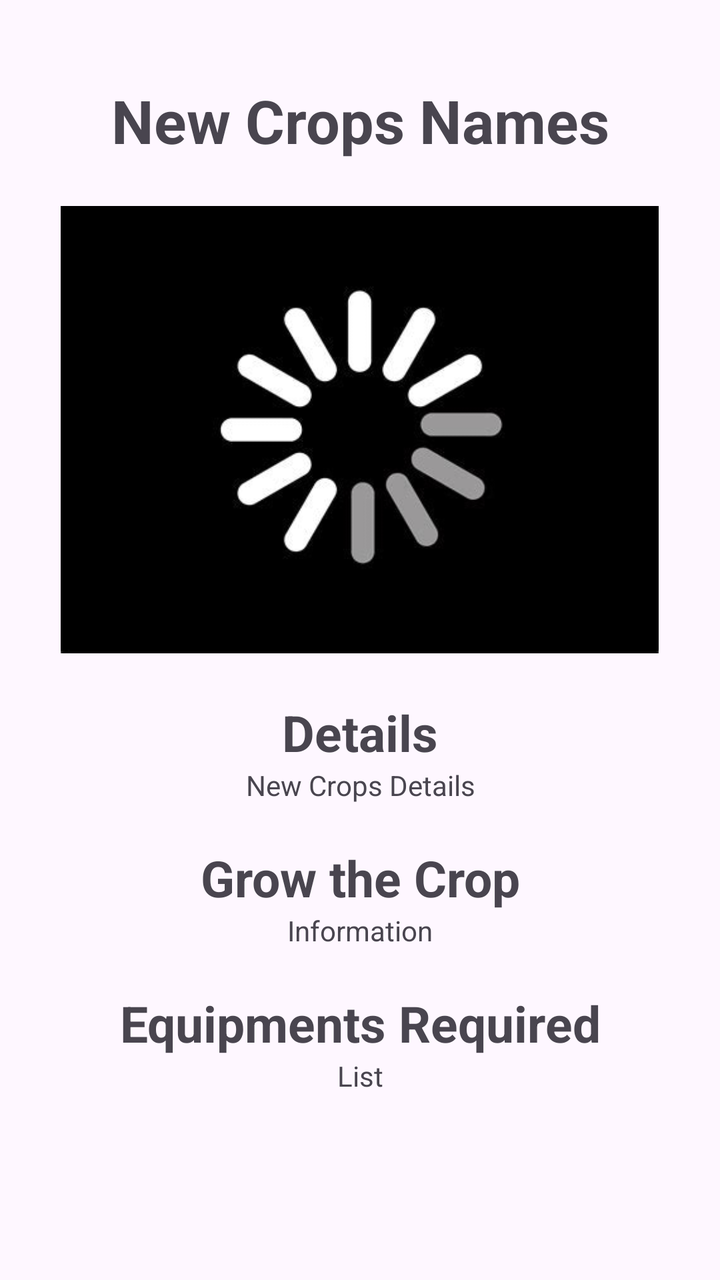
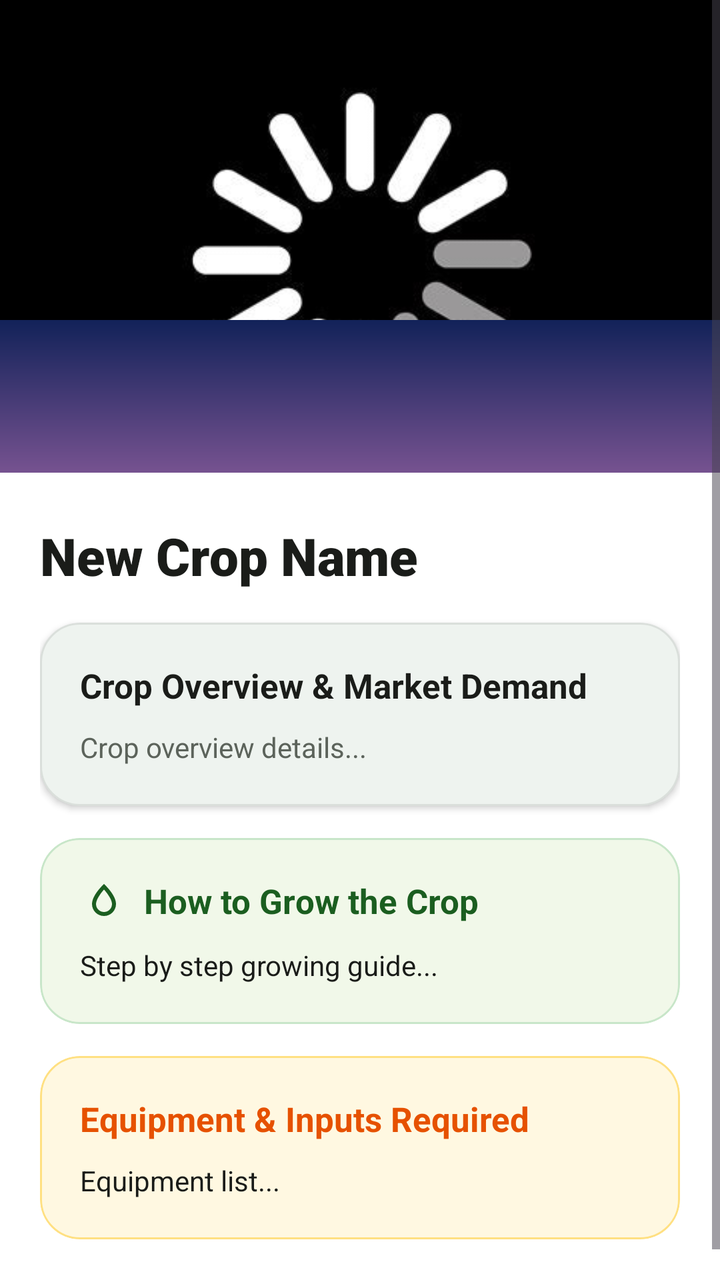

Two renders of the same Android screen: before a commit and after it. Below are the layout's source before the change and the commit's diff.
<!-- AndroidManifest.xml: application theme Theme.AGRICONNECT -->
<!-- res/layout/fragment_new__crops__discriptions.xml -->
<layout xmlns:tools="http://schemas.android.com/tools"
    xmlns:android="http://schemas.android.com/apk/res/android"
    xmlns:app="http://schemas.android.com/apk/res-auto">
    <ScrollView
        android:id="@+id/scrollView"
        android:layout_width="match_parent"
        android:layout_height="match_parent"
        android:fillViewport="true">

        <LinearLayout
            android:orientation="vertical"
            android:layout_width="match_parent"
            android:layout_height="match_parent">

            <TextView
                android:layout_width="match_parent"
                android:layout_height="wrap_content"
                android:text="New Crops Names"
                android:textAlignment="center"
                android:id="@+id/New_Crops_Name"
                android:textStyle="bold"
                android:layout_marginTop="40dp"
                android:textSize="30dp"/>

            <ImageView
                android:id="@+id/New_Crops_Description_Image"
                android:layout_width="299dp"
                android:layout_height="229dp"
                android:layout_gravity="center"
                android:layout_marginTop="20dp"
                android:src="@drawable/loding" />


            <TextView
                android:layout_width="match_parent"
                android:layout_height="wrap_content"
                android:text="Details"
                android:textAlignment="center"
                android:textStyle="bold"
                android:textSize="25dp"
                android:layout_marginTop="20dp"/>

            <TextView
                android:layout_width="match_parent"
                android:layout_height="wrap_content"
                android:text="New Crops Details"
                android:textAlignment="center"
                android:id="@+id/New_Crops_Details"/>

            <TextView
                android:layout_width="match_parent"
                android:layout_height="wrap_content"
                android:text="Grow the Crop"
                android:textStyle="bold"
                android:textSize="25dp"
                android:textAlignment="center"
                android:layout_marginTop="20dp"/>
            <TextView
                android:layout_width="match_parent"
                android:layout_height="wrap_content"
                android:text="Information"
                android:textAlignment="center"
                android:id="@+id/How_to_grow_the_Crop"/>


            <TextView
                android:layout_width="match_parent"
                android:layout_height="wrap_content"
                android:text="Equipments Required"
                android:textStyle="bold"
                android:textSize="25dp"
                android:textAlignment="center"
                android:layout_marginTop="20dp"/>
            <TextView
                android:layout_width="match_parent"
                android:layout_height="wrap_content"
                android:text="List"
                android:textAlignment="center"
                android:id="@+id/Equiments_Requirement"
                android:layout_marginBottom="25dp"/>


        </LinearLayout>

    </ScrollView>
</layout>
<!-- resources referenced by this layout -->
<resources>
  <style name="Base.Theme.AGRICONNECT" parent="Theme.Material3.DayNight.NoActionBar">
          
           <item name="colorPrimary">#0CCEE7</item>
           <item name="colorPrimaryVariant">#0CCEE7</item>
           <item name="android:statusBarColor">#0CCEE7</item>
      </style>
  <!-- unchanged entries left out for length: 2 -->
</resources>

<!-- the commit's change to res/layout/fragment_new__crops__discriptions.xml (unified diff, before → after) -->
@@ -1,86 +1,188 @@
-<layout xmlns:tools="http://schemas.android.com/tools"
-    xmlns:android="http://schemas.android.com/apk/res/android"
-    xmlns:app="http://schemas.android.com/apk/res-auto">
+<?xml version="1.0" encoding="utf-8"?>
+<layout xmlns:android="http://schemas.android.com/apk/res/android"
+    xmlns:app="http://schemas.android.com/apk/res-auto"
+    xmlns:tools="http://schemas.android.com/tools">
+
     <ScrollView
         android:id="@+id/scrollView"
         android:layout_width="match_parent"
         android:layout_height="match_parent"
+        android:background="?attr/colorSurface"
         android:fillViewport="true">
 
         <LinearLayout
+            android:layout_width="match_parent"
+            android:layout_height="wrap_content"
             android:orientation="vertical"
-            android:layout_width="match_parent"
-            android:layout_height="match_parent">
+            android:paddingBottom="36dp"
+            tools:context=".New_Crop.New_Crops_Discription.New_Crops_Discriptions">
 
-            <TextView
+            
+            <com.google.android.material.card.MaterialCardView
+                android:layout_width="match_parent"
+                android:layout_height="260dp"
+                app:cardCornerRadius="0dp"
+                app:cardElevation="0dp"
+                app:strokeWidth="0dp">
+
+                <ImageView
+                    android:id="@+id/New_Crops_Description_Image"
+                    android:layout_width="match_parent"
+                    android:layout_height="match_parent"
+                    android:scaleType="centerCrop"
+                    android:src="@drawable/loding" />
+
+                <View
+                    android:layout_width="match_parent"
+                    android:layout_height="100dp"
+                    android:layout_gravity="bottom"
+                    android:background="@drawable/gradient_bg" />
+            </com.google.android.material.card.MaterialCardView>
+
+            
+            <LinearLayout
                 android:layout_width="match_parent"
                 android:layout_height="wrap_content"
-                android:text="New Crops Names"
-                android:textAlignment="center"
-                android:id="@+id/New_Crops_Name"
-                android:textStyle="bold"
-                android:layout_marginTop="40dp"
-                android:textSize="30dp"/>
+                android:layout_marginTop="-24dp"
+                android:background="@drawable/bg_header_gradient"
+                android:backgroundTint="?attr/colorSurface"
+                android:orientation="vertical"
+                android:paddingHorizontal="20dp"
+                android:paddingTop="24dp">
 
-            <ImageView
-                android:id="@+id/New_Crops_Description_Image"
-                android:layout_width="299dp"
-                android:layout_height="229dp"
-                android:layout_gravity="center"
-                android:layout_marginTop="20dp"
-                android:src="@drawable/loding" />
+                
+                <TextView
+                    android:id="@+id/New_Crops_Name"
+                    android:layout_width="match_parent"
+                    android:layout_height="wrap_content"
+                    android:fontFamily="sans-serif-black"
+                    android:text="New Crop Name"
+                    android:textColor="@color/agri_text_primary"
+                    android:textSize="26sp"
+                    android:textStyle="bold" />
 
+                
+                <com.google.android.material.card.MaterialCardView
+                    android:layout_width="match_parent"
+                    android:layout_height="wrap_content"
+                    android:layout_marginTop="16dp"
+                    app:cardBackgroundColor="@color/white"
+                    app:cardCornerRadius="20dp"
+                    app:cardElevation="2dp"
+                    app:strokeColor="@color/agri_card_stroke_light"
+                    app:strokeWidth="1dp">
 
-            <TextView
-                android:layout_width="match_parent"
-                android:layout_height="wrap_content"
-                android:text="Details"
-                android:textAlignment="center"
-                android:textStyle="bold"
-                android:textSize="25dp"
-                android:layout_marginTop="20dp"/>
+                    <LinearLayout
+                        android:layout_width="match_parent"
+                        android:layout_height="wrap_content"
+                        android:orientation="vertical"
+                        android:padding="20dp">
 
-            <TextView
-                android:layout_width="match_parent"
-                android:layout_height="wrap_content"
-                android:text="New Crops Details"
-                android:textAlignment="center"
-                android:id="@+id/New_Crops_Details"/>
+                        <TextView
+                            android:layout_width="wrap_content"
+                            android:layout_height="wrap_content"
+                            android:fontFamily="sans-serif-bold"
+                            android:text="Crop Overview &amp; Market Demand"
+                            android:textColor="@color/agri_text_primary"
+                            android:textSize="17sp"
+                            android:textStyle="bold" />
 
-            <TextView
-                android:layout_width="match_parent"
-                android:layout_height="wrap_content"
-                android:text="Grow the Crop"
-                android:textStyle="bold"
-                android:textSize="25dp"
-                android:textAlignment="center"
-                android:layout_marginTop="20dp"/>
-            <TextView
-                android:layout_width="match_parent"
-                android:layout_height="wrap_content"
-                android:text="Information"
-                android:textAlignment="center"
-                android:id="@+id/How_to_grow_the_Crop"/>
+                        <TextView
+                            android:id="@+id/New_Crops_Details"
+                            android:layout_width="match_parent"
+                            android:layout_height="wrap_content"
+                            android:layout_marginTop="10dp"
+                            android:fontFamily="sans-serif"
+                            android:lineSpacingExtra="4dp"
+                            android:text="Crop overview details..."
+                            android:textColor="@color/agri_text_secondary"
+                            android:textSize="14sp" />
+                    </LinearLayout>
+                </com.google.android.material.card.MaterialCardView>
 
+                
+                <com.google.android.material.card.MaterialCardView
+                    android:layout_width="match_parent"
+                    android:layout_height="wrap_content"
+                    android:layout_marginTop="16dp"
+                    app:cardBackgroundColor="#F1F8E9"
+                    app:cardCornerRadius="20dp"
+                    app:cardElevation="0dp"
+                    app:strokeColor="@color/agri_mint_dark"
+                    app:strokeWidth="1dp">
 
-            <TextView
-                android:layout_width="match_parent"
-                android:layout_height="wrap_content"
-                android:text="Equipments Required"
-                android:textStyle="bold"
-                android:textSize="25dp"
-                android:textAlignment="center"
-                android:layout_marginTop="20dp"/>
-            <TextView
-                android:layout_width="match_parent"
-                android:layout_height="wrap_content"
-                android:text="List"
-                android:textAlignment="center"
-                android:id="@+id/Equiments_Requirement"
-                android:layout_marginBottom="25dp"/>
+                    <LinearLayout
+                        android:layout_width="match_parent"
+                        android:layout_height="wrap_content"
+                        android:orientation="vertical"
+                        android:padding="20dp">
 
+                        <TextView
+                            android:layout_width="wrap_content"
+                            android:layout_height="wrap_content"
+                            android:drawableStart="@drawable/ic_crop_water"
+                            android:drawablePadding="8dp"
+                            android:fontFamily="sans-serif-bold"
+                            android:text="How to Grow the Crop"
+                            android:textColor="@color/agri_green_primary"
+                            android:textSize="17sp"
+                            android:textStyle="bold"
+                            app:drawableTint="@color/agri_green_primary" />
+
+                        <TextView
+                            android:id="@+id/How_to_grow_the_Crop"
+                            android:layout_width="match_parent"
+                            android:layout_height="wrap_content"
+                            android:layout_marginTop="10dp"
+                            android:fontFamily="sans-serif"
+                            android:lineSpacingExtra="4dp"
+                            android:text="Step by step growing guide..."
+                            android:textColor="@color/agri_text_primary"
+                            android:textSize="14sp" />
+                    </LinearLayout>
+                </com.google.android.material.card.MaterialCardView>
+
+                
+                <com.google.android.material.card.MaterialCardView
+                    android:layout_width="match_parent"
+                    android:layout_height="wrap_content"
+                    android:layout_marginTop="16dp"
+                    app:cardBackgroundColor="#FFF8E1"
+                    app:cardCornerRadius="20dp"
+                    app:cardElevation="0dp"
+                    app:strokeColor="#FFE082"
+                    app:strokeWidth="1dp">
+
+                    <LinearLayout
+                        android:layout_width="match_parent"
+                        android:layout_height="wrap_content"
+                        android:orientation="vertical"
+                        android:padding="20dp">
+
+                        <TextView
+                            android:layout_width="wrap_content"
+                            android:layout_height="wrap_content"
+                            android:fontFamily="sans-serif-bold"
+                            android:text="Equipment &amp; Inputs Required"
+                            android:textColor="#E65100"
+                            android:textSize="17sp"
+                            android:textStyle="bold" />
+
+                        <TextView
+                            android:id="@+id/Equiments_Requirement"
+                            android:layout_width="match_parent"
+                            android:layout_height="wrap_content"
+                            android:layout_marginTop="10dp"
+                            android:fontFamily="sans-serif"
+                            android:lineSpacingExtra="4dp"
+                            android:text="Equipment list..."
+                            android:textColor="@color/agri_text_primary"
+                            android:textSize="14sp" />
+                    </LinearLayout>
+                </com.google.android.material.card.MaterialCardView>
+
+            </LinearLayout>
 
         </LinearLayout>
-
     </ScrollView>
 </layout>
<!-- resource entries referenced after the edit -->
@@ -1,11 +1,80 @@
 <!-- resources referenced by this layout -->
 <resources>
+  <color name="agri_card_stroke_light">#15000000</color>
+  <color name="agri_green_primary">#1B5E20</color>
+  <color name="agri_mint_dark">#C8E6C9</color>
+  <color name="agri_text_primary">#1A1C19</color>
+  <color name="agri_text_secondary">#5C635B</color>
+  <color name="white">#FFFFFFFF</color>
+  <!-- drawable bg_header_gradient (drawable) -->
+  <?xml version="1.0" encoding="utf-8"?>
+  <shape xmlns:android="http://schemas.android.com/apk/res/android"
+      android:shape="rectangle">
+      <gradient
+          android:angle="135"
+          android:startColor="#0D3B13"
+          android:centerColor="#1B5E20"
+          android:endColor="#2E7D32"
+          android:type="linear" />
+      <corners
+          android:bottomLeftRadius="32dp"
+          android:bottomRightRadius="32dp" />
+  </shape>
+  <!-- drawable gradient_bg (drawable) -->
+  <?xml version="1.0" encoding="utf-8"?>
+  <shape xmlns:android="http://schemas.android.com/apk/res/android"
+      android:shape="rectangle">
+      <gradient
+          android:angle="90"
+          android:startColor="#9561a1"
+          android:endColor="#122259"
+          android:type="linear"/>
+  </shape>
+  <!-- drawable ic_crop_water (drawable) -->
+  <vector xmlns:android="http://schemas.android.com/apk/res/android"
+      android:width="24dp"
+      android:height="24dp"
+      android:viewportWidth="24"
+      android:viewportHeight="24"
+      android:tint="?attr/colorPrimary">
+    <path
+        android:fillColor="@android:color/white"
+        android:pathData="M12,3c0,0 -6,5.4 -6,10c0,3.31 2.69,6 6,6s6,-2.69 6,-6C18,8.4 12,3 12,3zM12,17c-2.21,0 -4,-1.79 -4,-4c0,-2.5 3.14,-6.29 4,-7.23C12.86,6.71 16,10.5 16,13C16,15.21 14.21,17 12,17z"/>
+  </vector>
   <style name="Base.Theme.AGRICONNECT" parent="Theme.Material3.DayNight.NoActionBar">
-          
-           <item name="colorPrimary">#0CCEE7</item>
-           <item name="colorPrimaryVariant">#0CCEE7</item>
-           <item name="android:statusBarColor">#0CCEE7</item>
+          <item name="colorPrimary">@color/md_theme_light_primary</item>
+          <item name="colorOnPrimary">@color/md_theme_light_onPrimary</item>
+          <item name="colorPrimaryContainer">@color/md_theme_light_primaryContainer</item>
+          <item name="colorOnPrimaryContainer">@color/md_theme_light_onPrimaryContainer</item>
+          <item name="colorSecondary">@color/md_theme_light_secondary</item>
+          <item name="colorOnSecondary">@color/md_theme_light_onSecondary</item>
+          <item name="colorSecondaryContainer">@color/md_theme_light_secondaryContainer</item>
+          <item name="colorOnSecondaryContainer">@color/md_theme_light_onSecondaryContainer</item>
+          <item name="colorError">@color/md_theme_light_error</item>
+          <item name="colorOnError">@color/md_theme_light_onError</item>
+          <item name="colorErrorContainer">@color/md_theme_light_errorContainer</item>
+          <item name="colorOnErrorContainer">@color/md_theme_light_onErrorContainer</item>
+          <item name="android:colorBackground">@color/md_theme_light_background</item>
+          <item name="colorOnBackground">@color/md_theme_light_onBackground</item>
+          <item name="colorSurface">@color/md_theme_light_surface</item>
+          <item name="colorOnSurface">@color/md_theme_light_onSurface</item>
       </style>
+  <color name="md_theme_light_primary">#1B5E20</color>
+  <color name="md_theme_light_onPrimary">#FFFFFF</color>
+  <color name="md_theme_light_primaryContainer">#D8F3DC</color>
+  <color name="md_theme_light_onPrimaryContainer">#002105</color>
+  <color name="md_theme_light_secondary">#388E3C</color>
+  <color name="md_theme_light_onSecondary">#FFFFFF</color>
+  <color name="md_theme_light_secondaryContainer">#E8F5E9</color>
+  <color name="md_theme_light_onSecondaryContainer">#0B2F10</color>
+  <color name="md_theme_light_error">#BA1A1A</color>
+  <color name="md_theme_light_onError">#FFFFFF</color>
+  <color name="md_theme_light_errorContainer">#FFDAD6</color>
+  <color name="md_theme_light_onErrorContainer">#410002</color>
+  <color name="md_theme_light_background">#F8FAF7</color>
+  <color name="md_theme_light_onBackground">#191C19</color>
+  <color name="md_theme_light_surface">#FFFFFF</color>
+  <color name="md_theme_light_onSurface">#191C19</color>
   <!-- unchanged entries left out for length: 2 -->
 </resources>
 
